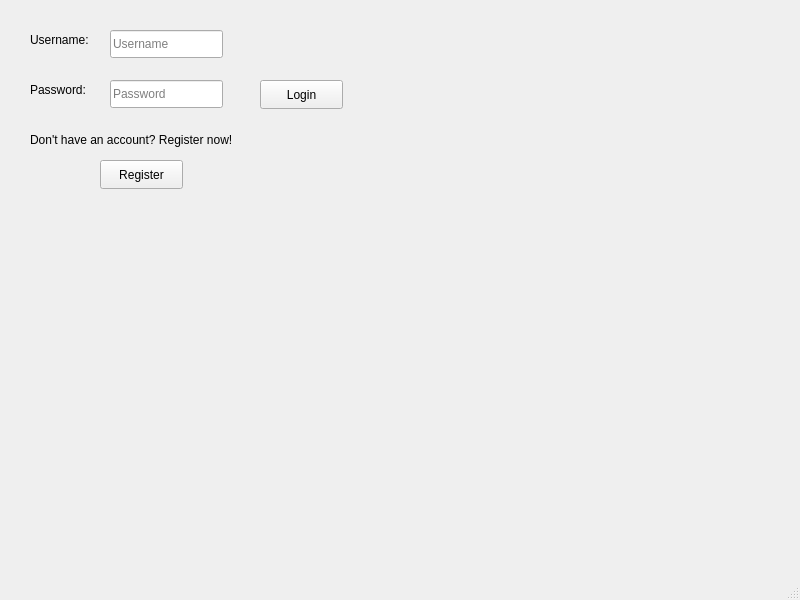
Eric-dot-png/Project-OOM, file src/client/login.ui: the form before one commit.
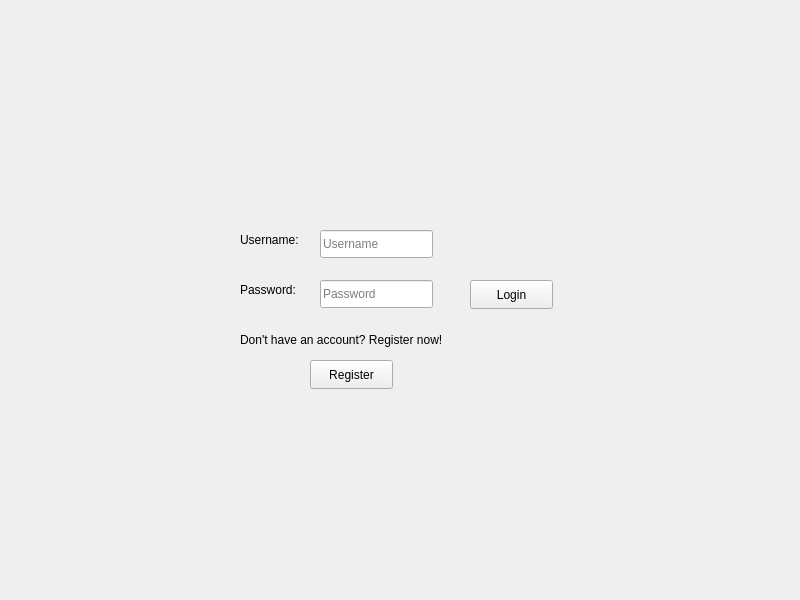
The form after the commit.

```diff
--- a/src/client/login.ui
+++ b/src/client/login.ui
@@ -1,7 +1,7 @@
 <?xml version="1.0" encoding="UTF-8"?>
 <ui version="4.0">
  <class>Login</class>
- <widget class="QMainWindow" name="Login">
+ <widget class="QWidget" name="Login">
   <property name="geometry">
    <rect>
     <x>0</x>
@@ -13,12 +13,11 @@
   <property name="windowTitle">
    <string>Login</string>
   </property>
-  <widget class="QWidget" name="centralwidget">
    <widget class="QLabel" name="label">
     <property name="geometry">
      <rect>
-      <x>30</x>
-      <y>30</y>
+     <x>240</x>
+     <y>230</y>
       <width>81</width>
       <height>20</height>
      </rect>
@@ -30,8 +29,8 @@
    <widget class="QLabel" name="label_2">
     <property name="geometry">
      <rect>
-      <x>30</x>
-      <y>80</y>
+     <x>240</x>
+     <y>280</y>
       <width>91</width>
       <height>20</height>
      </rect>
@@ -43,8 +42,8 @@
    <widget class="QLabel" name="label_3">
     <property name="geometry">
      <rect>
-      <x>30</x>
-      <y>130</y>
+     <x>240</x>
+     <y>330</y>
       <width>271</width>
       <height>20</height>
      </rect>
@@ -56,8 +55,8 @@
    <widget class="QPushButton" name="loginButton">
     <property name="geometry">
      <rect>
-      <x>260</x>
-      <y>80</y>
+     <x>470</x>
+     <y>280</y>
       <width>83</width>
       <height>29</height>
      </rect>
@@ -69,8 +68,8 @@
    <widget class="QPushButton" name="registerButton">
     <property name="geometry">
      <rect>
-      <x>100</x>
-      <y>160</y>
+     <x>310</x>
+     <y>360</y>
       <width>83</width>
       <height>29</height>
      </rect>
@@ -85,8 +84,8 @@
     </property>
     <property name="geometry">
      <rect>
-      <x>70</x>
-      <y>200</y>
+     <x>280</x>
+     <y>400</y>
       <width>151</width>
       <height>20</height>
      </rect>
@@ -101,8 +100,8 @@
     </property>
     <property name="geometry">
      <rect>
-      <x>250</x>
-      <y>30</y>
+     <x>460</x>
+     <y>230</y>
       <width>231</width>
       <height>41</height>
      </rect>
@@ -120,8 +119,8 @@
    <widget class="QLineEdit" name="passwordTextbox">
     <property name="geometry">
      <rect>
-      <x>110</x>
-      <y>80</y>
+     <x>320</x>
+     <y>280</y>
       <width>113</width>
       <height>28</height>
      </rect>
@@ -139,8 +138,8 @@
    <widget class="QLineEdit" name="usernameTextbox">
     <property name="geometry">
      <rect>
-      <x>110</x>
-      <y>30</y>
+     <x>320</x>
+     <y>230</y>
       <width>113</width>
       <height>28</height>
      </rect>
@@ -161,18 +160,6 @@
    <zorder>registerNotImplementedLabel</zorder>
    <zorder>authFailedLabel</zorder>
    <zorder>passwordTextbox</zorder>
-  </widget>
-  <widget class="QMenuBar" name="menubar">
-   <property name="geometry">
-    <rect>
-     <x>0</x>
-     <y>0</y>
-     <width>800</width>
-     <height>25</height>
-    </rect>
-   </property>
-  </widget>
-  <widget class="QStatusBar" name="statusbar"/>
  </widget>
  <resources/>
  <connections/>
```
Lines whose indentation alone changed are shown as unchanged.
